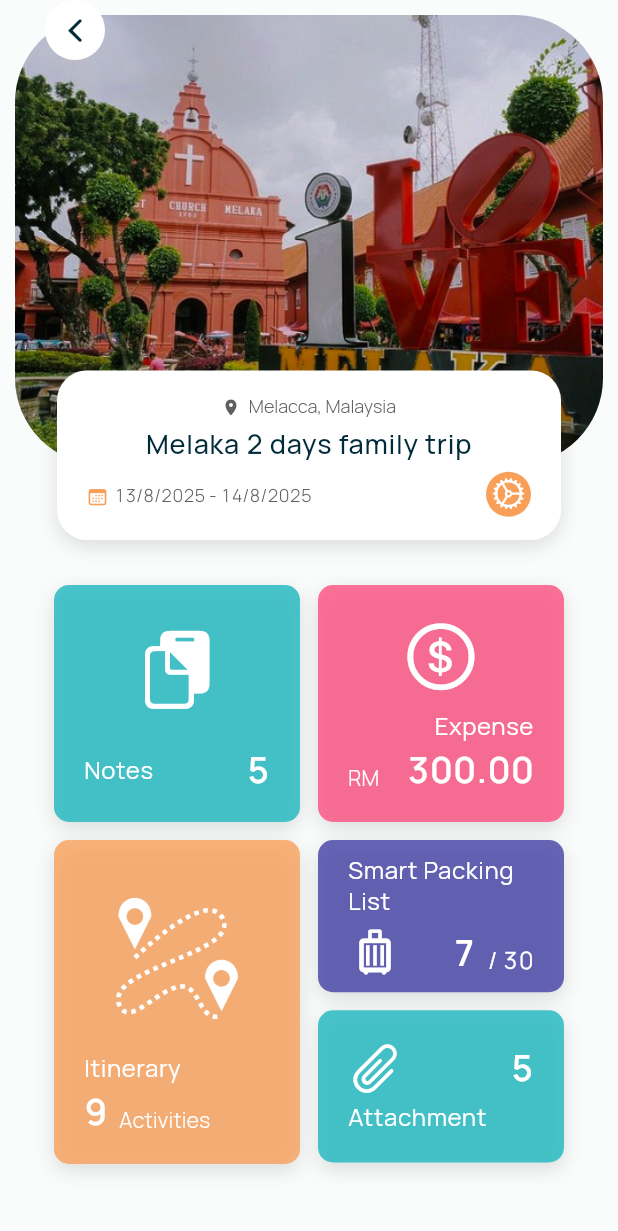
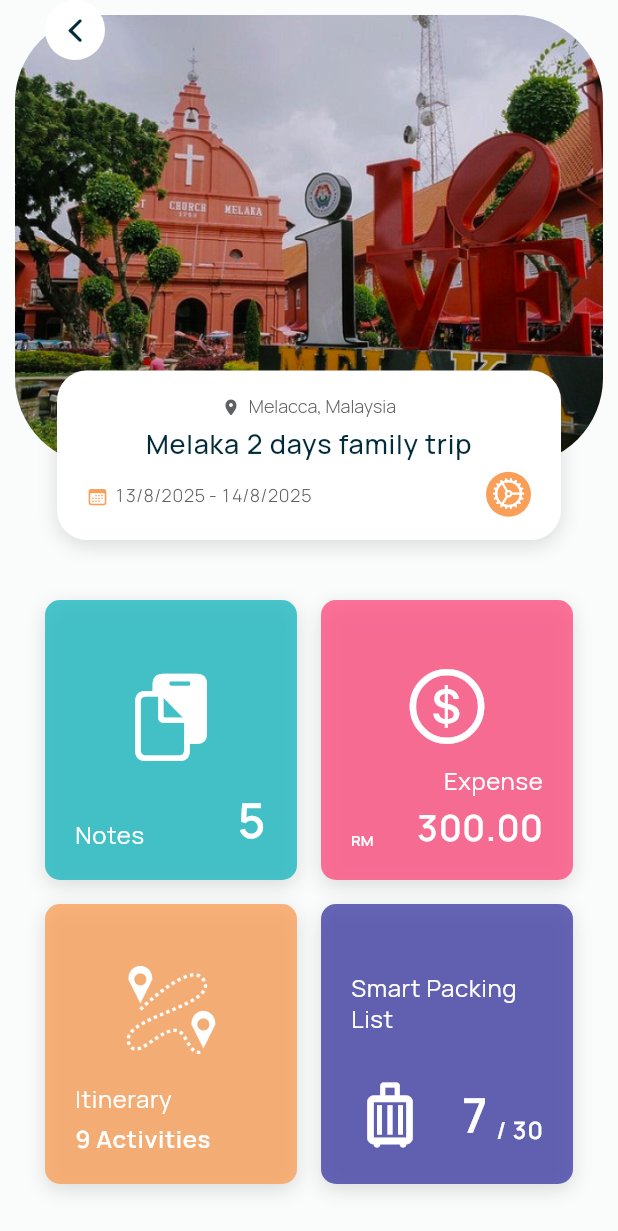
Before and after one commit to Winnee0305/tripora, a Flutter app: the TripInfoPage screen opened directly, on a phone screen of 412 x 824 dp. Shown: the top 1231 px of the screen. Run offline on Flutter 3.47's test engine with Material 3 defaults, Android fonts, the phone set to English and light mode, and no system bars; our stand-ins replace lucide_icons, table_calendar.

Commit message:
Restructure files, refine trip info page stats section

```diff
--- a/lib/features/home/views/widgets/make_bookings_section.dart
+++ b/lib/features/home/views/widgets/make_bookings_section.dart
@@ -1,5 +1,4 @@
 import 'package:flutter/material.dart';
-import 'package:tripora/core/theme/app_text_style.dart';
 import 'package:tripora/core/theme/app_widget_styles.dart';
 import 'package:flutter/cupertino.dart';
 import 'package:lucide_icons/lucide_icons.dart';
--- a/lib/features/trip/views/widgets/trip_info/stats_section.dart
+++ b/lib/features/trip/views/widgets/trip_info/stats_section.dart
@@ -1,10 +1,9 @@
 import 'package:flutter/material.dart';
-import 'package:flutter_staggered_grid_view/flutter_staggered_grid_view.dart';
 import 'package:provider/provider.dart';
+import 'package:flutter/cupertino.dart';
 import 'package:tripora/core/theme/app_text_style.dart';
 import 'package:tripora/core/theme/app_widget_styles.dart';
 import 'package:tripora/core/theme/app_colors.dart';
-import 'package:flutter/cupertino.dart';
 import 'package:tripora/features/packing/views/packing_page.dart';
 import 'package:tripora/features/packing/viewmodels/packing_page_viewmodel.dart';
 import 'package:tripora/features/itinerary/views/itinerary_page.dart';
@@ -16,41 +15,41 @@ class StatsSection extends StatelessWidget {
   @override
   Widget build(BuildContext context) {
     final theme = Theme.of(context);
+
     return Padding(
-      padding: const EdgeInsets.symmetric(horizontal: 36, vertical: 30),
-      child: MasonryGridView.count(
-        padding: EdgeInsets.zero,
-        crossAxisCount: 2,
-        mainAxisSpacing: 12,
-        crossAxisSpacing: 12,
+      padding: const EdgeInsets.symmetric(horizontal: 30, vertical: 40),
+      child: MediaQuery.removePadding(
+        context: context,
+        removeTop: true,
+        child: GridView.count(
           shrinkWrap: true,
           physics: const NeverScrollableScrollPhysics(),
-        itemCount: 5,
-        itemBuilder: (context, index) {
-          switch (index) {
-            // ----- Notes
-            case 0:
-              return Container(
-                height: 158,
+          crossAxisCount: 2,
+          mainAxisSpacing: 16,
+          crossAxisSpacing: 16,
+          childAspectRatio: 0.9,
+          children: [
+            // ----- NOTES
+            InkWell(
+              borderRadius: BorderRadius.circular(16),
+              onTap: () {}, // Dummy tap
+              child: Container(
                 decoration: AppWidgetStyles.cardDecoration(
                   context,
                 ).copyWith(color: AppColors.design2),
-                padding: const EdgeInsets.symmetric(
-                  horizontal: 20,
-                  vertical: 20,
-                ),
+                padding: const EdgeInsets.all(20),
                 child: Column(
-                  crossAxisAlignment: CrossAxisAlignment.center,
                   mainAxisAlignment: MainAxisAlignment.end,
                   children: [
                     Icon(
                       CupertinoIcons.doc_on_clipboard,
                       color: theme.colorScheme.onPrimary,
-                      size: 52,
+                      size: 58,
                     ),
-                    const SizedBox(height: 26),
+                    const SizedBox(height: 20),
                     Row(
                       mainAxisAlignment: MainAxisAlignment.spaceBetween,
+                      crossAxisAlignment: CrossAxisAlignment.end,
                       children: [
                         Text(
                           "Notes",
@@ -64,56 +63,54 @@ class StatsSection extends StatelessWidget {
                           style: theme.textTheme.headlineLarge!.copyWith(
                             color: theme.colorScheme.onPrimary,
                             fontWeight: ManropeFontWeight.semiBold,
+                            fontSize: 32,
                           ),
                         ),
                       ],
                     ),
                   ],
                 ),
-              );
+              ),
+            ),
 
-            // ----- Expense
-            case 1:
-              return Container(
-                height: 158,
+            // ----- EXPENSE
+            InkWell(
+              borderRadius: BorderRadius.circular(16),
+              onTap: () {}, // Dummy tap
+              child: Container(
                 decoration: AppWidgetStyles.cardDecoration(
                   context,
                 ).copyWith(color: AppColors.design3),
-                padding: const EdgeInsets.symmetric(
-                  horizontal: 20,
-                  vertical: 20,
-                ),
+                padding: const EdgeInsets.all(20),
                 child: Column(
-                  crossAxisAlignment: CrossAxisAlignment.center,
                   mainAxisAlignment: MainAxisAlignment.end,
+                  crossAxisAlignment: CrossAxisAlignment.end,
                   children: [
-                    Icon(
+                    Center(
+                      child: Icon(
                         CupertinoIcons.money_dollar_circle,
                         color: theme.colorScheme.onPrimary,
-                      size: 52,
+                        size: 58,
+                      ),
                     ),
                     const SizedBox(height: 10),
-                    SizedBox(
-                      width: double.infinity,
-                      child: Text(
+                    Text(
                       "Expense",
                       style: theme.textTheme.headlineSmall!.copyWith(
                         color: theme.colorScheme.onPrimary,
                         fontWeight: ManropeFontWeight.regular,
                       ),
-                        textAlign: TextAlign.end,
                     ),
-                    ),
-                    const SizedBox(height: 4),
+                    const SizedBox(height: 6),
                     Row(
                       mainAxisAlignment: MainAxisAlignment.spaceBetween,
                       crossAxisAlignment: CrossAxisAlignment.end,
                       children: [
                         Text(
                           "RM",
-                          style: theme.textTheme.titleLarge!.copyWith(
+                          style: theme.textTheme.labelMedium!.copyWith(
                             color: theme.colorScheme.onPrimary,
-                            fontWeight: ManropeFontWeight.light,
+                            fontWeight: ManropeFontWeight.semiBold,
                           ),
                         ),
                         Text(
@@ -122,16 +119,19 @@ class StatsSection extends StatelessWidget {
                             color: theme.colorScheme.onPrimary,
                             fontWeight: ManropeFontWeight.semiBold,
                           ),
+                          maxLines: 1,
+                          overflow: TextOverflow.ellipsis,
                         ),
                       ],
                     ),
                   ],
                 ),
-              );
+              ),
+            ),
 
-            // ----- Itinerary
-            case 2:
-              return GestureDetector(
+            // ----- ITINERARY
+            InkWell(
+              borderRadius: BorderRadius.circular(16),
               onTap: () {
                 Navigator.push(
                   context,
@@ -144,64 +144,45 @@ class StatsSection extends StatelessWidget {
                 );
               },
               child: Container(
-                  height: 216,
                 decoration: AppWidgetStyles.cardDecoration(
                   context,
                 ).copyWith(color: AppColors.design1),
-                  padding: const EdgeInsets.symmetric(
-                    horizontal: 20,
-                    vertical: 20,
+                padding: const EdgeInsets.all(20),
+                child: Column(
+                  mainAxisAlignment: MainAxisAlignment.end,
+                  crossAxisAlignment: CrossAxisAlignment.start,
+                  children: [
+                    Center(
+                      child: Image.asset(
+                        "assets/icons/distance_white.png",
+                        width: 64,
+                        height: 64,
                       ),
-                  child: Column(
-                    crossAxisAlignment: CrossAxisAlignment.center,
-                    mainAxisAlignment: MainAxisAlignment.end,
-                    children: [
-                      Image.asset(
-                        "assets/icons/distance_white.png",
-                        width: 88,
-                        height: 88,
                     ),
-                      const SizedBox(height: 18),
-                      SizedBox(
-                        width: double.infinity,
-                        child: Text(
+                    const SizedBox(height: 16),
+                    Text(
                       "Itinerary",
                       style: theme.textTheme.headlineSmall!.copyWith(
                         color: theme.colorScheme.onPrimary,
                         fontWeight: ManropeFontWeight.regular,
                       ),
-                          textAlign: TextAlign.start,
                     ),
-                      ),
-                      const SizedBox(height: 4),
-                      Row(
-                        crossAxisAlignment: CrossAxisAlignment.end,
-                        children: [
+                    const SizedBox(height: 6),
                     Text(
-                            "9",
-                            style: theme.textTheme.headlineLarge!.copyWith(
+                      "9 Activities",
+                      style: theme.textTheme.headlineSmall!.copyWith(
                         color: theme.colorScheme.onPrimary,
                         fontWeight: ManropeFontWeight.semiBold,
                       ),
                     ),
-                          const SizedBox(width: 8),
-                          Text(
-                            "Activities",
-                            style: theme.textTheme.titleLarge!.copyWith(
-                              color: theme.colorScheme.onPrimary,
-                              fontWeight: ManropeFontWeight.light,
-                            ),
-                          ),
-                        ],
-                      ),
                   ],
                 ),
               ),
-              );
+            ),
 
-            // ----- Packing List
-            case 3:
-              return GestureDetector(
+            // ----- PACKING LIST
+            InkWell(
+              borderRadius: BorderRadius.circular(16),
               onTap: () {
                 Navigator.push(
                   context,
@@ -214,17 +195,13 @@ class StatsSection extends StatelessWidget {
                 );
               },
               child: Container(
-                  height: 101.5,
                 decoration: AppWidgetStyles.cardDecoration(
                   context,
                 ).copyWith(color: AppColors.design4),
-                  padding: const EdgeInsets.symmetric(
-                    horizontal: 20,
-                    vertical: 0,
-                  ),
+                padding: const EdgeInsets.all(20),
                 child: Column(
-                    crossAxisAlignment: CrossAxisAlignment.center,
-                    mainAxisAlignment: MainAxisAlignment.center,
+                  mainAxisAlignment: MainAxisAlignment.end,
+                  crossAxisAlignment: CrossAxisAlignment.start,
                   children: [
                     Text(
                       "Smart Packing List",
@@ -232,20 +209,18 @@ class StatsSection extends StatelessWidget {
                         color: theme.colorScheme.onPrimary,
                         fontWeight: ManropeFontWeight.regular,
                       ),
+                      textAlign: TextAlign.left,
                     ),
-                      const SizedBox(height: 6),
-
+                    const SizedBox(height: 28),
                     Row(
                       mainAxisAlignment: MainAxisAlignment.spaceBetween,
                       children: [
                         Icon(
                           Icons.luggage_outlined,
                           color: theme.colorScheme.onPrimary,
-                            size: 36,
+                          size: 52,
                         ),
-
                         Row(
-                            mainAxisAlignment: MainAxisAlignment.center,
                           crossAxisAlignment: CrossAxisAlignment.end,
                           children: [
                             Text(
@@ -253,14 +228,15 @@ class StatsSection extends StatelessWidget {
                               style: theme.textTheme.headlineLarge!.copyWith(
                                 color: theme.colorScheme.onPrimary,
                                 fontWeight: ManropeFontWeight.semiBold,
+                                fontSize: 32,
                               ),
                             ),
-                              const SizedBox(width: 8),
+                            const SizedBox(width: 4),
                             Text(
                               "/ 30",
                               style: theme.textTheme.headlineSmall!.copyWith(
                                 color: theme.colorScheme.onPrimary,
-                                  fontWeight: ManropeFontWeight.regular,
+                                fontWeight: ManropeFontWeight.semiBold,
                               ),
                             ),
                           ],
@@ -270,55 +246,9 @@ class StatsSection extends StatelessWidget {
                   ],
                 ),
               ),
-              );
-
-            // ----- Attachment
-            case 4:
-              return Container(
-                height: 101.5,
-                decoration: AppWidgetStyles.cardDecoration(
-                  context,
-                ).copyWith(color: AppColors.design2),
-                padding: const EdgeInsets.symmetric(
-                  horizontal: 20,
-                  vertical: 0,
-                ),
-                child: Column(
-                  crossAxisAlignment: CrossAxisAlignment.start,
-                  mainAxisAlignment: MainAxisAlignment.center,
-                  children: [
-                    Row(
-                      mainAxisAlignment: MainAxisAlignment.spaceBetween,
-                      crossAxisAlignment: CrossAxisAlignment.center,
-                      children: [
-                        Icon(
-                          CupertinoIcons.paperclip,
-                          color: theme.colorScheme.onPrimary,
-                          size: 36,
-                        ),
-                        Text(
-                          "5",
-                          style: theme.textTheme.headlineLarge!
-                              .weight(ManropeFontWeight.semiBold)
-                              .colorize(theme.colorScheme.onPrimary),
             ),
           ],
         ),
-                    const SizedBox(height: 4),
-                    Text(
-                      "Attachment",
-                      style: theme.textTheme.headlineSmall!.copyWith(
-                        color: theme.colorScheme.onPrimary,
-                        fontWeight: ManropeFontWeight.regular,
-                      ),
-                    ),
-                  ],
-                ),
-              );
-            default:
-              return const SizedBox.shrink();
-          }
-        },
       ),
     );
   }
```
Also changed, not shown: lib/extra/discover_recommendation_section.dart (renamed from lib/widgets_extra/discover_recommendation_section.dart), lib/extra/home_discover_tab.dart (renamed from lib/features/home/views/home_discover_tab.dart), lib/extra/home_tabs.dart (renamed from lib/widgets_extra/home_tabs.dart), lib/extra/home_tabs_viewmodel.dart (renamed from lib/features/home/viewmodels/home_tabs_viewmodel.dart). Lines whose indentation alone changed are shown as unchanged.
